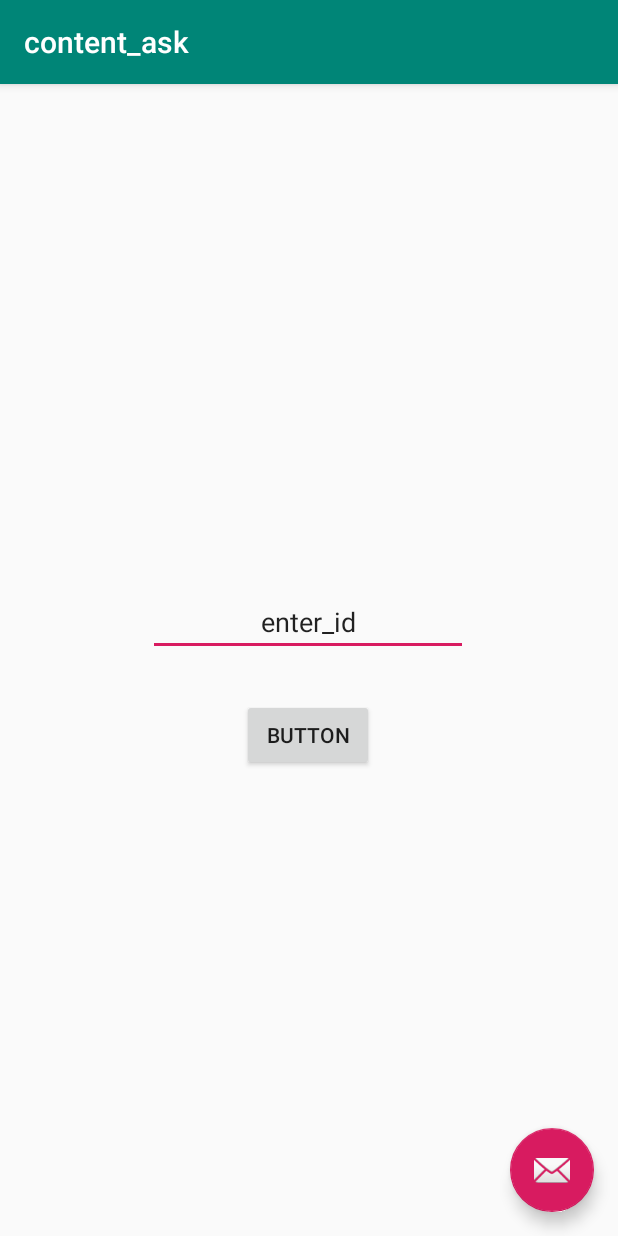
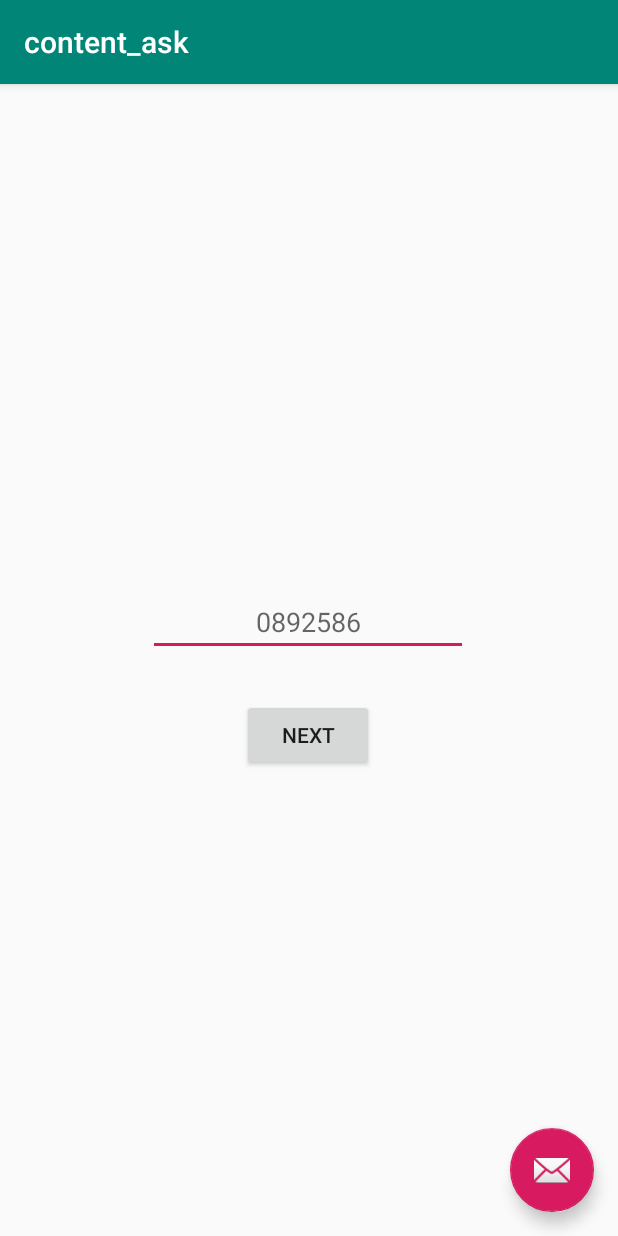
Before and after one commit to Chelsea-Pierre/Technica2019, an Android app: the content_ask screen opened directly, with no data from a screen before it, on a phone screen of 412 x 824 dp. Run offline under Robolectric (Android 15) with nearby library versions, the phone set to English and light mode, and no system bars.

Commit message:
Added new content details from conflict files made by A and P

```diff
--- a/app/src/main/res/layout/content_ask.xml
+++ b/app/src/main/res/layout/content_ask.xml
@@ -31,16 +31,14 @@
         android:layout_marginTop="100dp"
         android:autofillHints="@android:string/yes"
         android:ems="10"
-        android:hint="@string/autofill_hint"
+        android:hint="@string/enter_id"
         android:importantForAutofill="no"
         android:inputType="textPersonName"
-        android:text="@string/enter_id"
         android:textAlignment="center"
         android:textSize="18sp"
         app:layout_constraintEnd_toEndOf="@+id/textView"
         app:layout_constraintStart_toStartOf="@+id/textView"
-        app:layout_constraintTop_toBottomOf="@+id/textView"
-        tools:text="Enter your student ID" />
+        app:layout_constraintTop_toBottomOf="@+id/textView" />
 
     <Button
         android:id="@+id/button"
--- a/app/src/main/res/layout/content_main.xml
+++ b/app/src/main/res/layout/content_main.xml
@@ -11,13 +11,12 @@
     <TextView
         android:layout_width="wrap_content"
         android:layout_height="wrap_content"
-        android:text="Hello World!"
         android:textAppearance="@style/TextAppearance.AppCompat.Large"
         android:textSize="36sp"
         app:layout_constraintBottom_toBottomOf="parent"
         app:layout_constraintLeft_toLeftOf="parent"
         app:layout_constraintRight_toRightOf="parent"
         app:layout_constraintTop_toTopOf="parent"
-        tools:text="Main page please edit" />
+        tools:text="@string/app_title" />
 
 </androidx.constraintlayout.widget.ConstraintLayout>
```
Also changed, not shown: app/src/main/java/com/example/technica2019/MainActivity.java (+0 -21 lines), app/src/main/res/layout/content_school.xml (+5 -4 lines), app/src/main/res/values/strings.xml (+10 -8 lines).
